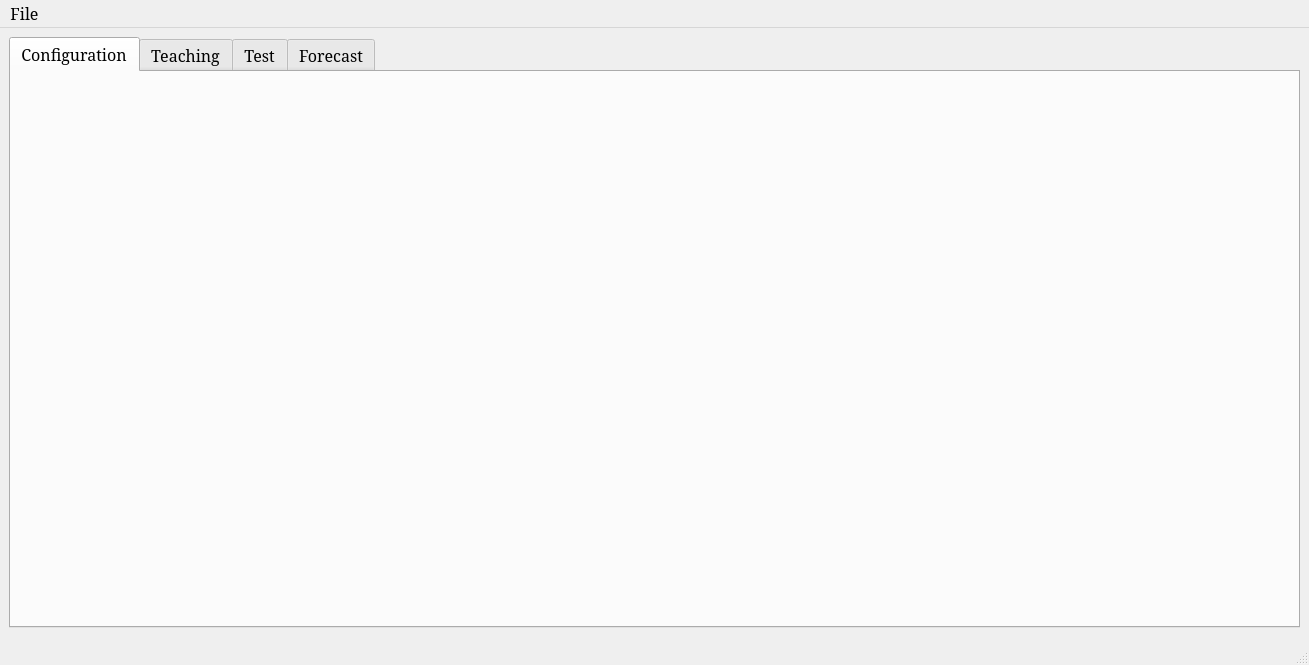
This is mainwindow.ui in EvilCommunist/Neuro-Simulator as Qt 5 draws it before an edit. The edited form follows.
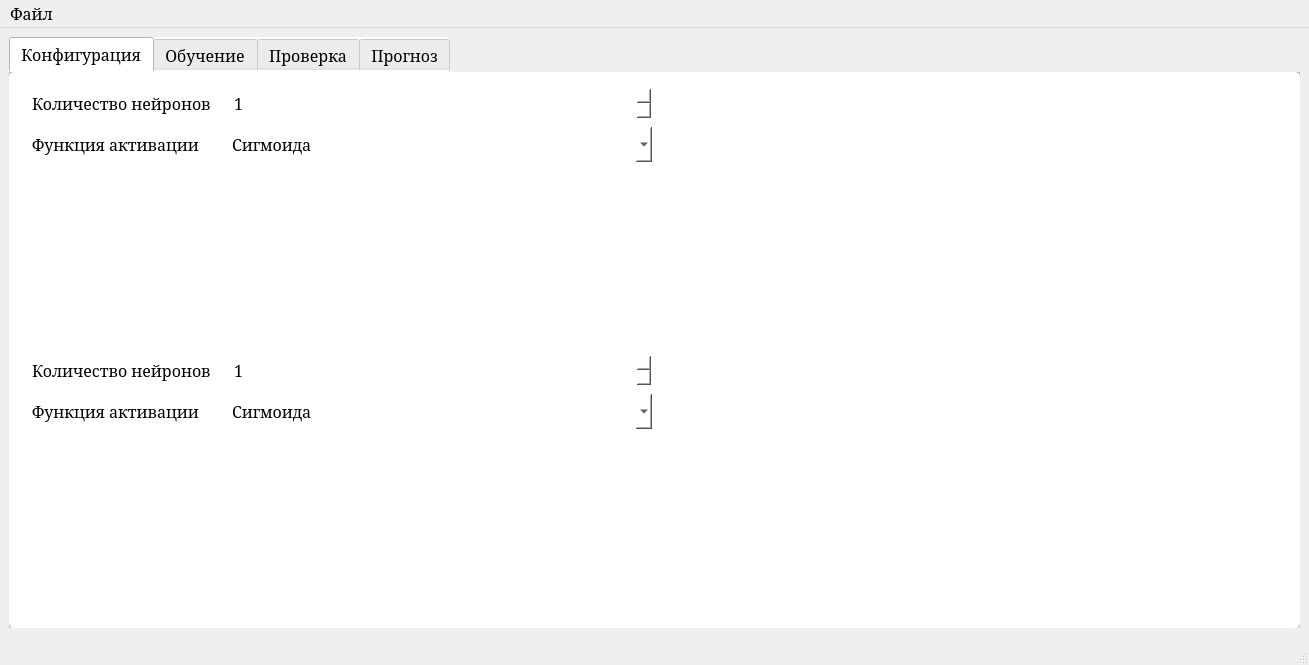
This is the edited form.

```diff
--- a/mainwindow.ui
+++ b/mainwindow.ui
@@ -10,6 +10,12 @@
     <height>665</height>
    </rect>
   </property>
+  <property name="minimumSize">
+   <size>
+    <width>650</width>
+    <height>500</height>
+   </size>
+  </property>
   <property name="font">
    <font>
     <family>Garamond</family>
@@ -19,6 +25,12 @@
   <property name="windowTitle">
    <string>MainWindow</string>
   </property>
+  <property name="iconSize">
+   <size>
+    <width>35</width>
+    <height>30</height>
+   </size>
+  </property>
   <widget class="QWidget" name="centralwidget">
    <layout class="QVBoxLayout" name="verticalLayout">
     <item>
@@ -29,27 +41,206 @@
         <pointsize>12</pointsize>
        </font>
       </property>
+      <property name="styleSheet">
+       <string notr="true">border-width: 3px; border-radius: 5px; background-color: #FFF; color: #000;
+border-color: rgb(124, 124, 124); padding: 5px;</string>
+      </property>
       <property name="currentIndex">
        <number>0</number>
       </property>
       <widget class="QWidget" name="Creation">
        <attribute name="title">
-        <string>Configuration</string>
+        <string>Конфигурация</string>
        </attribute>
+       <layout class="QHBoxLayout" name="horizontalLayout">
+        <item>
+         <layout class="QGridLayout" name="gridLayout">
+          <item row="0" column="0">
+           <layout class="QFormLayout" name="formLayout_5">
+            <item row="0" column="0">
+             <widget class="QLabel" name="neuroNumLabel">
+              <property name="font">
+               <font>
+                <family>Garamond</family>
+                <pointsize>12</pointsize>
+               </font>
+              </property>
+              <property name="text">
+               <string>Количество нейронов</string>
+              </property>
+             </widget>
+            </item>
+            <item row="1" column="0">
+             <widget class="QLabel" name="activFuncLabel">
+              <property name="font">
+               <font>
+                <family>Garamond</family>
+                <pointsize>12</pointsize>
+               </font>
+              </property>
+              <property name="text">
+               <string>Функция активации</string>
+              </property>
+             </widget>
+            </item>
+            <item row="0" column="1">
+             <widget class="QSpinBox" name="neuroAmount">
+              <property name="minimumSize">
+               <size>
+                <width>0</width>
+                <height>0</height>
+               </size>
+              </property>
+              <property name="font">
+               <font>
+                <family>Garamond</family>
+                <pointsize>12</pointsize>
+               </font>
+              </property>
+              <property name="alignment">
+               <set>Qt::AlignmentFlag::AlignLeading|Qt::AlignmentFlag::AlignLeft|Qt::AlignmentFlag::AlignVCenter</set>
+              </property>
+              <property name="readOnly">
+               <bool>false</bool>
+              </property>
+              <property name="keyboardTracking">
+               <bool>true</bool>
+              </property>
+              <property name="showGroupSeparator" stdset="0">
+               <bool>true</bool>
+              </property>
+              <property name="minimum">
+               <number>1</number>
+              </property>
+              <property name="maximum">
+               <number>1000</number>
+              </property>
+              <property name="value">
+               <number>1</number>
+              </property>
+             </widget>
+            </item>
+            <item row="1" column="1">
+             <widget class="QComboBox" name="activFunc">
+              <property name="font">
+               <font>
+                <family>Garamond</family>
+                <pointsize>12</pointsize>
+               </font>
+              </property>
+              <property name="currentIndex">
+               <number>0</number>
+              </property>
+              <item>
+               <property name="text">
+                <string>Сигмоида</string>
+               </property>
+              </item>
+              <item>
+               <property name="text">
+                <string>Линейная</string>
+               </property>
+              </item>
+             </widget>
+            </item>
+           </layout>
+          </item>
+          <item row="0" column="1" rowspan="2">
+           <widget class="QFrame" name="frame">
+            <property name="minimumSize">
+             <size>
+              <width>10</width>
+              <height>10</height>
+             </size>
+            </property>
+            <property name="frameShape">
+             <enum>QFrame::Shape::StyledPanel</enum>
+            </property>
+            <property name="frameShadow">
+             <enum>QFrame::Shadow::Raised</enum>
+            </property>
+           </widget>
+          </item>
+          <item row="1" column="0">
+           <layout class="QFormLayout" name="formLayout_6">
+            <item row="0" column="0">
+             <widget class="QLabel" name="neuroNumLabel_2">
+              <property name="font">
+               <font>
+                <family>Garamond</family>
+                <pointsize>12</pointsize>
+               </font>
+              </property>
+              <property name="text">
+               <string>Количество нейронов</string>
+              </property>
+             </widget>
+            </item>
+            <item row="0" column="1">
+             <widget class="QSpinBox" name="spinBox">
+              <property name="font">
+               <font>
+                <family>Garamond</family>
+                <pointsize>12</pointsize>
+               </font>
+              </property>
+              <property name="minimum">
+               <number>1</number>
+              </property>
+             </widget>
+            </item>
+            <item row="1" column="0">
+             <widget class="QLabel" name="activFuncLabel_2">
+              <property name="font">
+               <font>
+                <family>Garamond</family>
+                <pointsize>12</pointsize>
+               </font>
+              </property>
+              <property name="text">
+               <string>Функция активации</string>
+              </property>
+             </widget>
+            </item>
+            <item row="1" column="1">
+             <widget class="QComboBox" name="comboBox">
+              <property name="font">
+               <font>
+                <family>Garamond</family>
+                <pointsize>12</pointsize>
+               </font>
+              </property>
+              <item>
+               <property name="text">
+                <string>Сигмоида</string>
+               </property>
+              </item>
+              <item>
+               <property name="text">
+                <string>Линейная</string>
+               </property>
+              </item>
+             </widget>
+            </item>
+           </layout>
+          </item>
+         </layout>
+        </item>
+       </layout>
       </widget>
       <widget class="QWidget" name="Learn">
        <attribute name="title">
-        <string>Teaching</string>
+        <string>Обучение</string>
        </attribute>
       </widget>
       <widget class="QWidget" name="Test">
        <attribute name="title">
-        <string>Test</string>
+        <string>Проверка</string>
        </attribute>
       </widget>
       <widget class="QWidget" name="tab">
        <attribute name="title">
-        <string>Forecast</string>
+        <string>Прогноз</string>
        </attribute>
       </widget>
      </widget>
@@ -79,7 +270,7 @@
      </font>
     </property>
     <property name="title">
-     <string>File</string>
+     <string>Файл</string>
     </property>
     <addaction name="actionSave_current_neuro_network_as"/>
     <addaction name="actionSave_current_neuro_network"/>
```
Left out of the diff: 18 changed lines with no effect on the pictures.
